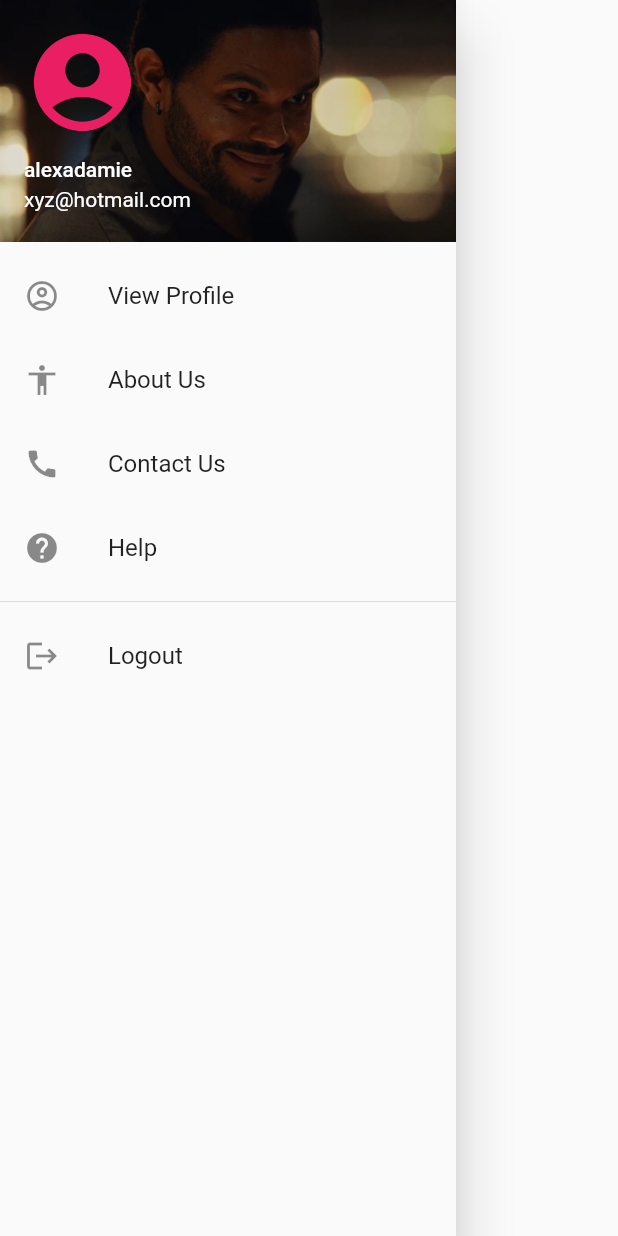
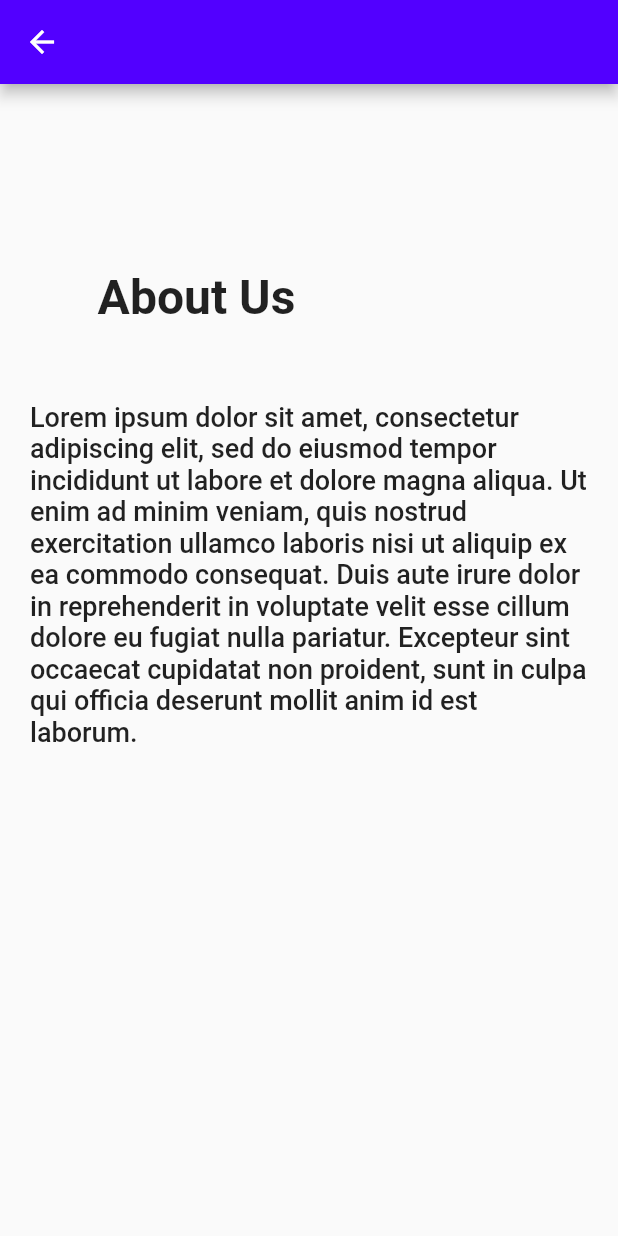
Before and after one commit to devanganaB/smart_printer, a Flutter app: the SideMenu widget shown alone on an empty page, opened directly, after a tap on "About Us", on a phone screen of 412 x 824 dp. Run offline on Flutter 3.47's test engine with Material 2 defaults, Android fonts, the phone set to English and light mode, and no system bars; Roboto replaces fonts that are missing (times new roman).

Commit message:
About Us

```diff
--- /dev/null
+++ b/lib/Screens/AboutUs.dart
@@ -0,0 +1,48 @@
+import 'package:flutter/material.dart';
+
+class AboutUs extends StatelessWidget {
+  const AboutUs({super.key});
+
+  @override
+  Widget build(BuildContext context) {
+    return  Scaffold(
+      appBar: AppBar(
+        backgroundColor: const Color(0xFF5200FF),
+      ),
+      body: Container(
+        height: MediaQuery.sizeOf(context).height,
+        width: MediaQuery.sizeOf(context).width,
+        child:  Column(
+          // mainAxisAlignment: MainAxisAlignment.center,
+          children: [
+            // Spacer(flex: 1,),
+            SizedBox(height: MediaQuery.sizeOf(context).height*0.15,),
+            const Row(
+              mainAxisAlignment: MainAxisAlignment.center,
+              children: [
+                Text('About Us',
+                  style: TextStyle(
+                    fontSize: 32,
+                    fontWeight: FontWeight.bold,
+                    fontFamily: 'times new roman'
+                  ),
+                ),
+                SizedBox(width: 150,)
+              ],
+            ),
+            const SizedBox(height: 50,),
+            const Padding(
+              padding:  EdgeInsets.symmetric(horizontal:20.0),
+              child:  Text('Lorem ipsum dolor sit amet, consectetur adipiscing elit, sed do eiusmod tempor incididunt ut labore et dolore magna aliqua. Ut enim ad minim veniam, quis nostrud exercitation ullamco laboris nisi ut aliquip ex ea commodo consequat. Duis aute irure dolor in reprehenderit in voluptate velit esse cillum dolore eu fugiat nulla pariatur. Excepteur sint occaecat cupidatat non proident, sunt in culpa qui officia deserunt mollit anim id est laborum.',
+                style: TextStyle(
+                  fontSize: 18,
+                  fontWeight: FontWeight.w500
+                ),
+              ),
+            )
+          ],
+        ),
+      ),
+    );
+  }
+}
--- a/lib/Screens/SideMenu.dart
+++ b/lib/Screens/SideMenu.dart
@@ -1,4 +1,5 @@
 import 'package:flutter/material.dart';
+import 'package:smart_printer/Screens/AboutUs.dart';
 
 class SideMenu extends StatelessWidget {
   const SideMenu({super.key});
@@ -9,7 +10,7 @@ class SideMenu extends StatelessWidget {
         child: ListView(
       padding: EdgeInsets.zero,
       children: [
-        UserAccountsDrawerHeader(
+        const UserAccountsDrawerHeader(
           accountName: Text('alexadamie'),
           accountEmail: Text('xyz@hotmail.com'),
           currentAccountPicture: CircleAvatar(
@@ -21,7 +22,7 @@ class SideMenu extends StatelessWidget {
                   color: Colors.pink,
                 ),
               )),
-          decoration: const BoxDecoration(
+          decoration: BoxDecoration(
               image: DecorationImage(
                   image: AssetImage('assets/images/bg.png'),
                   fit: BoxFit.cover)),
@@ -34,7 +35,10 @@ class SideMenu extends StatelessWidget {
         ListTile(
           leading: Icon(Icons.accessibility),
           title: Text('About Us'),
-          onTap: () {},
+          onTap: () {
+            Navigator.push(
+                context, MaterialPageRoute(builder: (context) => AboutUs()));
+          },
         ),
         ListTile(
           leading: Icon(Icons.call),
```
Also changed, not shown: lib/Screens/LoginPage.dart (+8 -1 lines), lib/Screens/RegistrationPage.dart (+30 -26 lines), lib/main.dart (+8 -7 lines).
